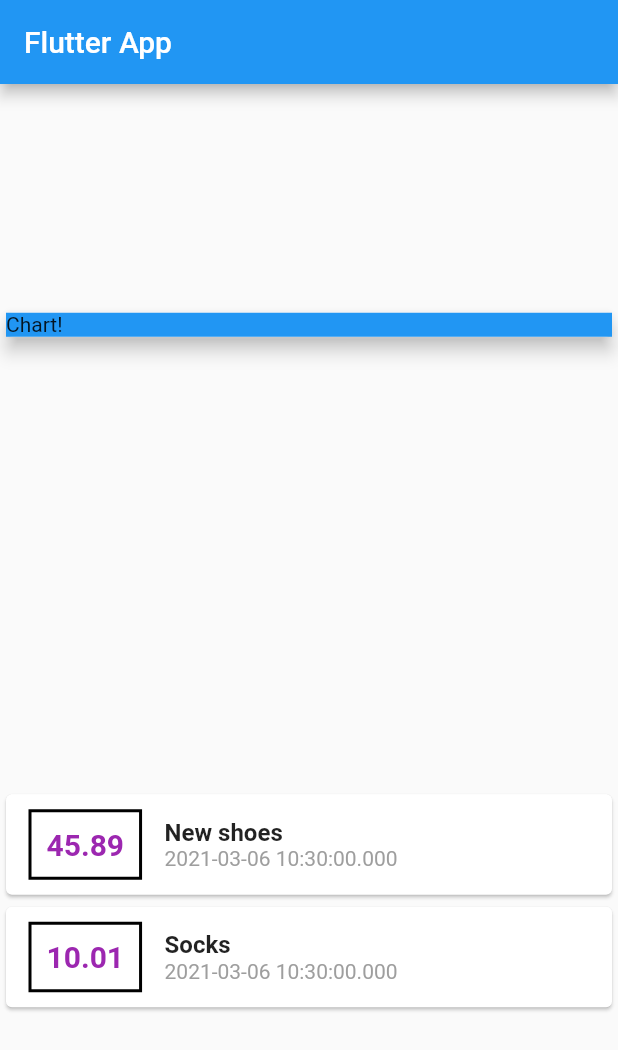
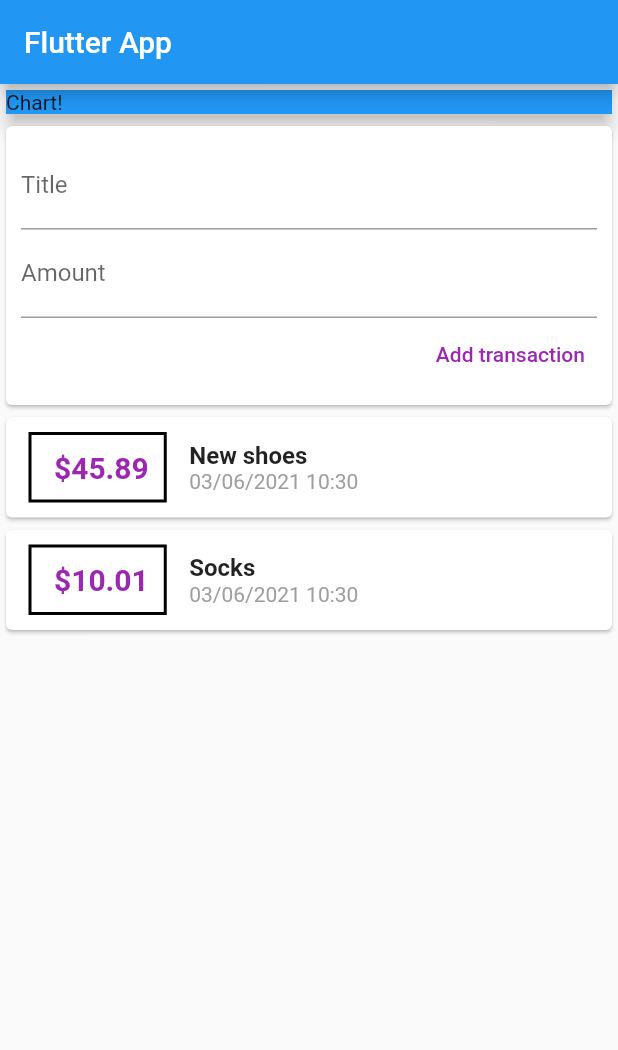
Before and after one commit to ADKeiber/100daysofcode, a Flutter app: the screen it shows after launch, on a phone screen of 412 x 824 dp. Shown: the top 1050 px of the screen. Run offline on Flutter 3.47's test engine with Material 2 defaults, Android fonts, the phone set to English and light mode, and no system bars.

Commit message:
Adding user input
Adding fields for user to input a new transaction

```diff
--- a/finance_tracker/lib/main.dart
+++ b/finance_tracker/lib/main.dart
@@ -1,4 +1,5 @@
 import 'package:flutter/material.dart';
+import 'package:intl/intl.dart';
 
 import './transaction.dart';
 
@@ -46,6 +47,31 @@ class MyHomePage extends StatelessWidget {
               ),
               elevation: 5,
             ),
+            Card(
+              child: Container(
+                child: Column(
+                  children: [
+                    TextField(
+                      decoration: InputDecoration(labelText: "Title"),
+                    ),
+                    TextField(
+                      decoration: InputDecoration(labelText: "Amount"),
+                    ),
+                    TextButton(
+                      child: Text(
+                        "Add transaction",
+                        style: TextStyle(
+                          color: Colors.purple,
+                        ),
+                      ),
+                      onPressed: () {},
+                    ),
+                  ],
+                  crossAxisAlignment: CrossAxisAlignment.end,
+                ),
+                padding: EdgeInsets.all(10),
+              ),
+            ),
             Column(
               children: transactions.map((tx) {
                 return Card(
@@ -53,7 +79,7 @@ class MyHomePage extends StatelessWidget {
                     children: [
                       Container(
                         child: Text(
-                          tx.cost.toString(),
+                          " \$${tx.cost}",
                           style: TextStyle(
                             fontWeight: FontWeight.bold,
                             fontSize: 20,
@@ -82,7 +108,7 @@ class MyHomePage extends StatelessWidget {
                             ),
                           ),
                           Text(
-                            tx.date.toString(),
+                            DateFormat('MM/dd/yyyy HH:mm').format(tx.date),
                             style: TextStyle(
                               color: Colors.grey,
                             ),
@@ -96,7 +122,7 @@ class MyHomePage extends StatelessWidget {
               }).toList(),
             ),
           ],
-          mainAxisAlignment: MainAxisAlignment.spaceAround,
+          // mainAxisAlignment: MainAxisAlignment.spaceAround,
           crossAxisAlignment: CrossAxisAlignment.stretch,
         ),
       ),
--- a/finance_tracker/pubspec.yaml
+++ b/finance_tracker/pubspec.yaml
@@ -23,6 +23,7 @@ environment:
 dependencies:
   flutter:
     sdk: flutter
+  intl: ^0.17.0
 
 
   # The following adds the Cupertino Icons font to your application.
```
Also changed, not shown: finance_tracker/pubspec.lock.
